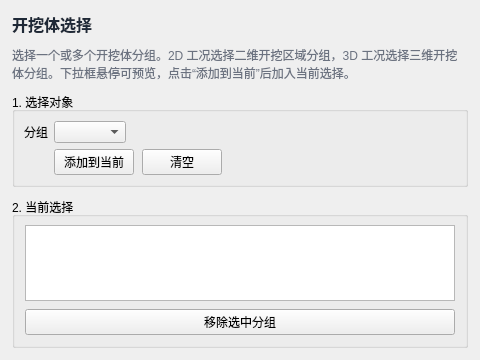
Above: plugins/Base_Slover/CaveExcavationBodyPage.ui from asd977/base_cae before the change. Below: the same form after it.
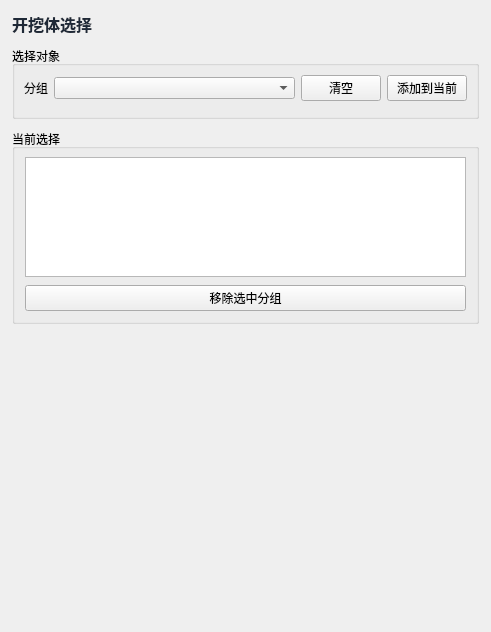
That is the form after the change. Custom widgets are drawn as their Qt base class.

Commit message: 更新代码

What changed in the file:
```diff
--- a/plugins/Base_Slover/CaveExcavationBodyPage.ui
+++ b/plugins/Base_Slover/CaveExcavationBodyPage.ui
@@ -6,8 +6,8 @@
    <rect>
     <x>0</x>
     <y>0</y>
-    <width>480</width>
-    <height>360</height>
+    <width>491</width>
+    <height>632</height>
    </rect>
   </property>
   <layout class="QVBoxLayout" name="verticalLayoutRoot">
@@ -36,42 +36,29 @@
      </property>
     </widget>
    </item>
-   <item>
-    <widget class="QLabel" name="hintLabel">
-     <property name="styleSheet">
-      <string notr="true">color:#6b7280;</string>
-     </property>
-     <property name="text">
-      <string>选择一个或多个开挖体分组。2D 工况选择二维开挖区域分组，3D 工况选择三维开挖体分组。下拉框悬停可预览，点击“添加到当前”后加入当前选择。</string>
-     </property>
-     <property name="wordWrap">
-      <bool>true</bool>
-     </property>
-    </widget>
-   </item>
    <item>
     <widget class="QGroupBox" name="pickGroupBox">
      <property name="title">
-      <string>1. 选择对象</string>
+      <string>选择对象</string>
      </property>
-     <layout class="QFormLayout" name="pickFormLayout">
-      <property name="fieldGrowthPolicy">
-       <enum>QFormLayout::ExpandingFieldsGrow</enum>
-      </property>
-      <property name="labelAlignment">
-       <set>Qt::AlignRight|Qt::AlignTrailing|Qt::AlignVCenter</set>
-      </property>
-      <item row="0" column="0">
-       <widget class="QLabel" name="groupLabel">
+     <layout class="QGridLayout" name="gridLayout">
+      <item row="0" column="2">
+       <widget class="QPushButton" name="clearButton">
+        <property name="sizePolicy">
+         <sizepolicy hsizetype="Fixed" vsizetype="Preferred">
+          <horstretch>0</horstretch>
+          <verstretch>0</verstretch>
+         </sizepolicy>
+        </property>
         <property name="text">
-         <string>分组</string>
+         <string>清空</string>
         </property>
        </widget>
       </item>
       <item row="0" column="1">
        <widget class="CustomComboBox" name="groupCombo"/>
       </item>
-      <item row="1" column="1">
+      <item row="3" column="1">
        <widget class="QWidget" name="actionRow" native="true">
         <layout class="QHBoxLayout" name="actionLayout">
          <property name="leftMargin">
@@ -86,33 +73,42 @@
          <property name="bottomMargin">
           <number>0</number>
          </property>
-         <property name="spacing">
-          <number>8</number>
-         </property>
-         <item>
-          <widget class="QPushButton" name="addGroupButton">
-           <property name="text">
-            <string>添加到当前</string>
-           </property>
-          </widget>
-         </item>
-         <item>
-          <widget class="QPushButton" name="clearButton">
-           <property name="text">
-            <string>清空</string>
-           </property>
-          </widget>
-         </item>
         </layout>
        </widget>
       </item>
+      <item row="0" column="0">
+       <widget class="QLabel" name="groupLabel">
+        <property name="sizePolicy">
+         <sizepolicy hsizetype="Fixed" vsizetype="Preferred">
+          <horstretch>0</horstretch>
+          <verstretch>0</verstretch>
+         </sizepolicy>
+        </property>
+        <property name="text">
+         <string>分组</string>
+        </property>
+       </widget>
+      </item>
+      <item row="0" column="3">
+       <widget class="QPushButton" name="addGroupButton">
+        <property name="sizePolicy">
+         <sizepolicy hsizetype="Fixed" vsizetype="Preferred">
+          <horstretch>0</horstretch>
+          <verstretch>0</verstretch>
+         </sizepolicy>
+        </property>
+        <property name="text">
+         <string>添加到当前</string>
+        </property>
+       </widget>
+      </item>
      </layout>
     </widget>
    </item>
    <item>
     <widget class="QGroupBox" name="currentGroupBox">
      <property name="title">
-      <string>2. 当前选择</string>
+      <string>当前选择</string>
      </property>
      <layout class="QVBoxLayout" name="currentLayout">
       <property name="leftMargin">
@@ -132,6 +128,12 @@
       </property>
       <item>
        <widget class="QListWidget" name="groupList">
+        <property name="sizePolicy">
+         <sizepolicy hsizetype="Preferred" vsizetype="Preferred">
+          <horstretch>0</horstretch>
+          <verstretch>0</verstretch>
+         </sizepolicy>
+        </property>
         <property name="maximumSize">
          <size>
           <width>16777215</width>
```
Left out of the diff: 15 changed lines with no effect on the pictures. The commit also changes 1 other file.
